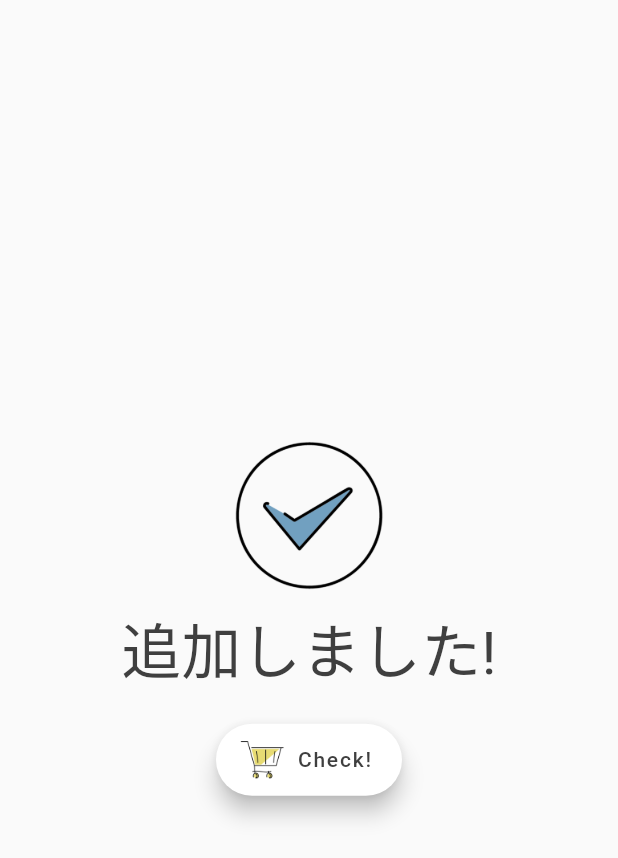
After one commit to shin-shin-01/flutter, a Flutter app: the SuccessScreen screen opened by its route, on a phone screen of 412 x 824 dp. The commit adds this screen. Shown: the top 858 px of the screen. Run offline on Flutter 3.47's test engine with Material 2 defaults, Android fonts, the phone set to English and light mode, and no system bars; our stand-ins replace flutter_dotenv, flutter_spinkit, get_it, google_fonts, liquid_progress_indicator, stacked; missing offline and left inert: flutter_line_sdk.

Commit message:
create ScreenPage

```diff
--- a/lib/main.dart
+++ b/lib/main.dart
@@ -6,6 +6,7 @@ import 'package:flutter_dotenv/flutter_dotenv.dart';
 
 import 'package:my_app/services_locator.dart';
 import 'package:my_app/services/navigation.dart';
+import 'package:my_app/shared/success_screen.dart';
 import 'package:my_app/ui/sign_in/sign_in_view.dart';
 import 'package:my_app/ui/splash/splash_view.dart';
 import 'package:my_app/ui/root/root_view.dart';
@@ -46,6 +47,7 @@ class MyApp extends StatelessWidget {
         '/': (context) => SplashView(),
         '/sign_in': (context) => SignInView(),
         '/root': (context) => RootView(),
+        '/success': (context) => SuccessScreen()
         // '/settings': (context) => SettingsPage(),
       },
     );
--- /dev/null
+++ b/lib/shared/success_screen.dart
@@ -0,0 +1,48 @@
+import 'package:flutter/material.dart';
+import 'package:my_app/services_locator.dart';
+import 'package:my_app/services/navigation.dart';
+
+/// TODO: リファクタリング
+class SuccessScreen extends StatelessWidget {
+  final _navigation = servicesLocator<NavigationService>();
+  SuccessScreen({Key key}) : super(key: key);
+
+  @override
+  Widget build(BuildContext context) {
+    /// TODO: 値を直接指定しすぎ
+    return Scaffold(
+        body: Center(
+      child: Column(
+        mainAxisAlignment: MainAxisAlignment.center,
+        children: <Widget>[
+          Image.asset(
+            "images/success.png",
+            width: 100,
+            height: 100,
+          ),
+          SizedBox(height: 10),
+          Text(
+            '追加しました!',
+            style:
+                TextStyle(fontSize: 40, color: Theme.of(context).primaryColor),
+            textAlign: TextAlign.center,
+          ),
+          SizedBox(height: 20),
+          FloatingActionButton.extended(
+            icon: Image.asset(
+              "images/cart.png",
+              width: 30,
+              height: 30,
+            ),
+            label: Text(
+              'Check!',
+              style: TextStyle(color: Theme.of(context).primaryColor),
+            ),
+            backgroundColor: Colors.white,
+            onPressed: () => _navigation.pushAndReplace(routeName: '/root'),
+          ),
+        ],
+      ),
+    ));
+  }
+}
```
